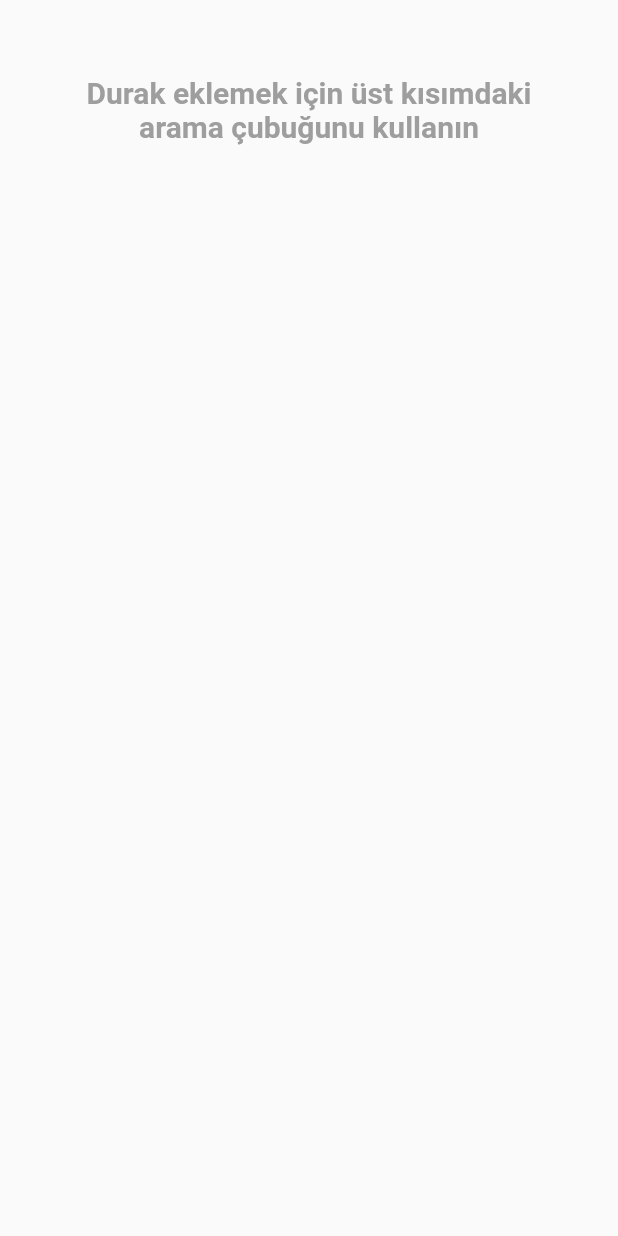
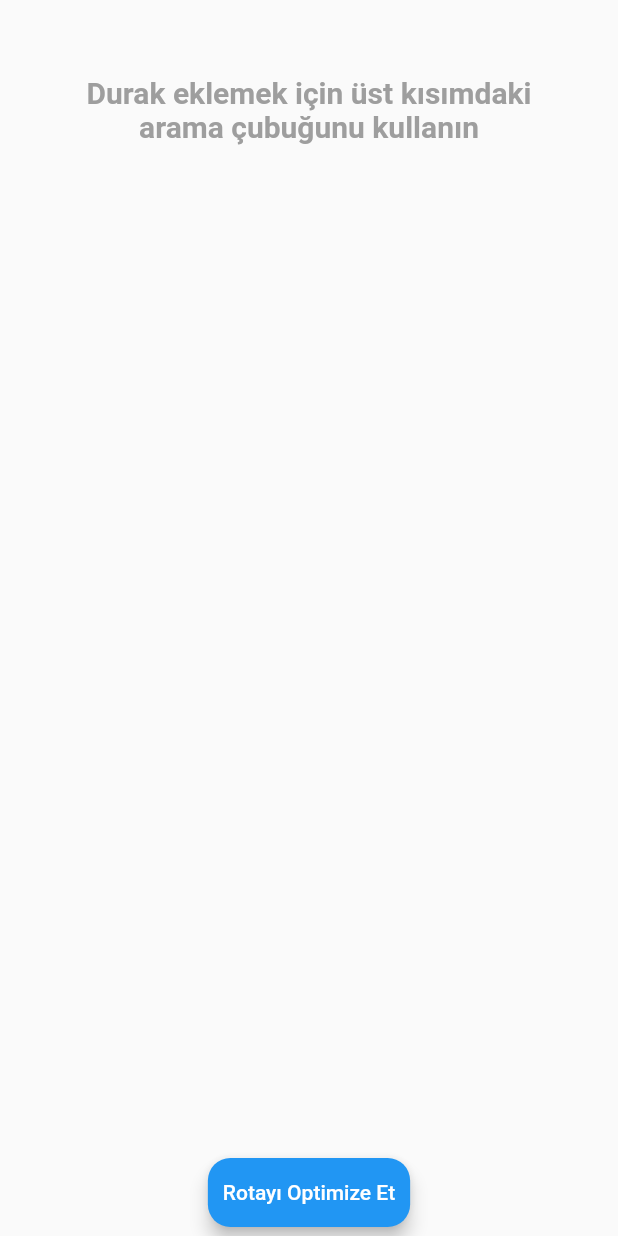
Before and after one commit to pera-soft/roplanify-app, a Flutter app: the RouteLocationsSheet widget shown alone on an empty page, opened directly with empty values, on a phone screen of 412 x 824 dp. Run offline on Flutter 3.47's test engine with Material 2 defaults, Android fonts, the phone set to English and light mode, and no system bars; our stand-ins replace font_awesome_flutter, geolocator, google_maps_flutter; missing offline and left inert: snapping_sheet; statements that could not run were skipped.

Commit message:
issues fixed

```diff
--- a/lib/src/widgets/bottom_sheet/route_locations_sheet.dart
+++ b/lib/src/widgets/bottom_sheet/route_locations_sheet.dart
@@ -16,7 +16,9 @@ class RouteLocationsSheet extends StatefulWidget {
 class _RouteLocationsSheetState extends State<RouteLocationsSheet> {
   @override
   Widget build(BuildContext context) {
-    return SingleChildScrollView(
+    return Stack(
+      children: [
+        SingleChildScrollView(
           controller: widget.scrollController,
           child: widget.routeLocations.value.isEmpty
               ? Container(
@@ -31,18 +33,22 @@ class _RouteLocationsSheetState extends State<RouteLocationsSheet> {
                     textAlign: TextAlign.center,
                   )),
                 )
-            : Column(
+              : Padding(
+                  padding: const EdgeInsets.only(top: 10.0),
+                  child: Column(
+                    mainAxisAlignment: MainAxisAlignment.center,
                     children: [
                       ListView.builder(
                         shrinkWrap: true,
-                    physics: NeverScrollableScrollPhysics(),
+                        physics: const NeverScrollableScrollPhysics(),
                         itemCount: widget.routeLocations.value.length,
                         itemBuilder: (BuildContext context, int index) {
                           Map<String, dynamic> data =
                               widget.routeLocations.value[index];
 
                           return ListTile(
-                        leading: const Icon(Icons.add_location_outlined, size: 30),
+                            leading: const Icon(Icons.circle,
+                                size: 15, color: Colors.blue),
                             title: Text(data['title']),
                             subtitle: const Text(
                               "Sümer, Zeytinburnu",
@@ -51,15 +57,20 @@ class _RouteLocationsSheetState extends State<RouteLocationsSheet> {
                             trailing: const Icon(FontAwesomeIcons.angleRight),
                             onTap: () {},
                           );
-                    }),
+                        },
+                      ),
+                      const SizedBox(height: 50)
+                    ],
+                  ),
+                ),
+        ),
         Container(
-                  margin: const EdgeInsets.symmetric(
-                      horizontal: 15, vertical: 5),
+          alignment: Alignment.bottomCenter,
+          margin: const EdgeInsets.symmetric(horizontal: 15, vertical: 5),
           child: MaterialButton(
-                    padding: const EdgeInsets.symmetric(
-                        vertical: 15, horizontal: 10),
-                    shape: RoundedRectangleBorder(
-                        borderRadius: BorderRadius.circular(15)),
+            padding: const EdgeInsets.symmetric(vertical: 15, horizontal: 10),
+            shape:
+                RoundedRectangleBorder(borderRadius: BorderRadius.circular(15)),
             elevation: 5,
             onPressed: () {},
             color: Colors.blue,
@@ -70,6 +81,6 @@ class _RouteLocationsSheetState extends State<RouteLocationsSheet> {
           ),
         )
       ],
-            ));
+    );
   }
 }
```
Also changed, not shown: lib/src/view/home/home.dart (+8 -15 lines), lib/src/widgets/bottom_sheet/search_bar.dart (+7 -5 lines), lib/src/widgets/bottom_sheet/snapping_sheet.dart (+8 -7 lines). Lines whose indentation alone changed are shown as unchanged.
